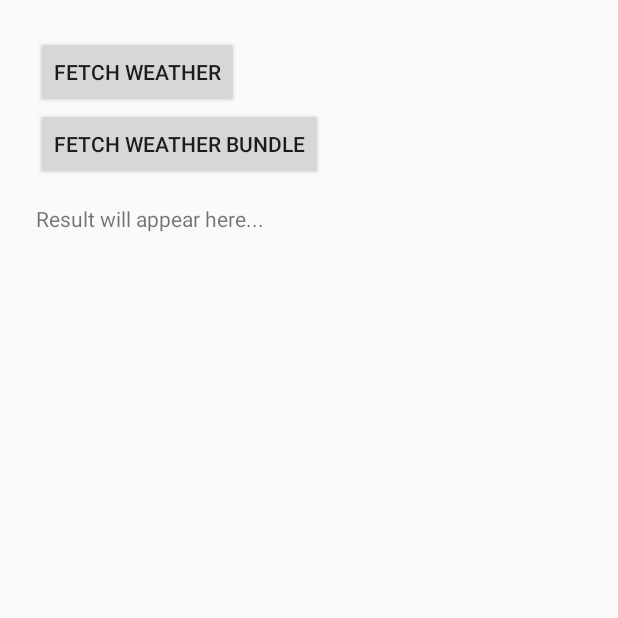
After one commit to ogle-ngeorge/SentryTestFork, an Android app built with Jetpack Compose: the WeatherActivity screen opened directly, with no data from a screen before it, on a phone screen of 412 x 824 dp, the top half of it. The commit adds this screen. Run offline under Robolectric (Android 15) with nearby library versions, the phone set to English and light mode, and no system bars; libraries missing offline, so code that uses them is left out: io.sentry, io.sentry.okhttp.

Commit message:
Add weather screen

```diff
--- /dev/null
+++ b/app/src/main/res/layout/activity_weather.xml
@@ -0,0 +1,26 @@
+<?xml version="1.0" encoding="utf-8"?>
+<LinearLayout xmlns:android="http://schemas.android.com/apk/res/android"
+    android:orientation="vertical"
+    android:padding="24dp"
+    android:layout_width="match_parent"
+    android:layout_height="match_parent">
+
+    <Button
+        android:id="@+id/btnFetchWeather"
+        android:layout_width="wrap_content"
+        android:layout_height="wrap_content"
+        android:text="Fetch Weather" />
+
+    <Button
+        android:id="@+id/btnFetchWeather2"
+        android:layout_width="wrap_content"
+        android:layout_height="wrap_content"
+        android:text="Fetch Weather Bundle" />
+
+    <TextView
+        android:id="@+id/txtWeatherResult"
+        android:layout_width="match_parent"
+        android:layout_height="wrap_content"
+        android:paddingTop="16dp"
+        android:text="Result will appear here..." />
+</LinearLayout>
```
Also changed, not shown: app/build.gradle.kts (+24 -0 lines), app/src/main/AndroidManifest.xml (+28 -35 lines), app/src/main/java/com/example/sentrytestapp/MainActivity.kt (+7 -0 lines), app/src/main/java/com/example/sentrytestapp/WeatherActivity.kt (added, +151 -0 lines), app/src/main/res/layout/activity_main.xml (+7 -0 lines), gradle/libs.versions.toml (+12 -0 lines), 1 other file.
